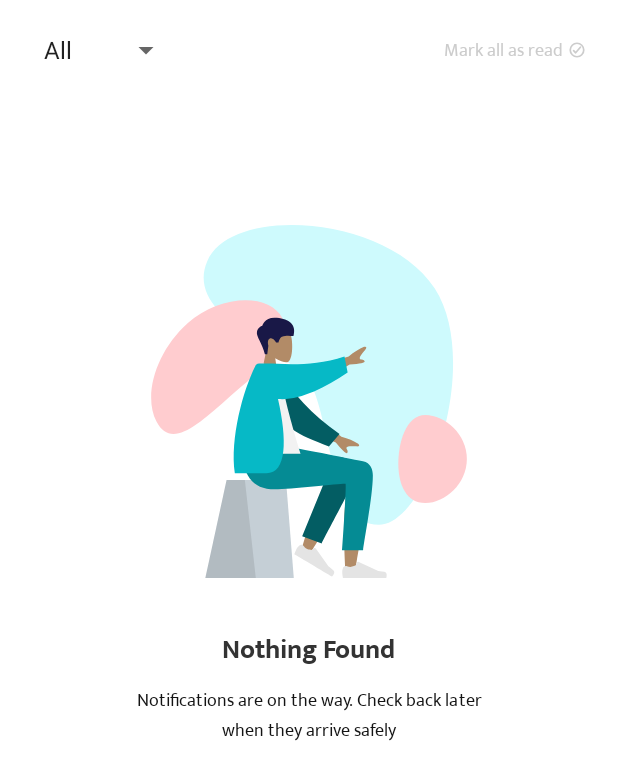
After one commit to marawanxmamdouh/alc-MMSystem-admin, an Android app: the layout fragment_notifications_empty.xml on its own in the app's theme, with its tools: preview values and no code run, on a phone screen of 412 x 824 dp. The commit adds this screen. Shown: the top 780 px of the screen. Run offline under Robolectric (Android 15) with nearby library versions, the phone set to English and light mode, and no system bars.

Commit message:
Design for empty notifications screen

```diff
--- /dev/null
+++ b/app/src/main/res/drawable/empty_notification_background.xml
@@ -0,0 +1,71 @@
+<vector xmlns:android="http://schemas.android.com/apk/res/android"
+    android:width="211dp"
+    android:height="236dp"
+    android:viewportWidth="211"
+    android:viewportHeight="236">
+  <path
+      android:pathData="M37.44,24.09C53.69,-13.6 157.01,-6.7 188.8,42.23C220.59,91.16 184.26,199.86 151.69,199.86C119.12,199.86 119.12,126.47 105.69,104.92C92.27,83.36 21.19,61.78 37.44,24.09Z"
+      android:fillColor="#CEFAFD"
+      android:fillType="evenOdd"/>
+  <path
+      android:pathData="M3.65,130.97C12.86,148.68 29,135.33 49.75,116.81C70.5,98.29 96.8,80 87.59,62.29C78.38,44.58 45.29,46.85 24.54,65.37C3.79,83.89 -5.56,113.26 3.65,130.97Z"
+      android:fillColor="#FFCCCF"
+      android:fillType="evenOdd"/>
+  <path
+      android:pathData="M182.63,185.3C195.76,185.3 210.24,172.4 210.24,155.96C210.24,139.52 195.76,126.63 182.63,126.63C169.5,126.63 164.62,145.44 164.62,158.92C164.62,172.4 169.5,185.3 182.63,185.3Z"
+      android:fillColor="#FFCCCF"
+      android:fillType="evenOdd"/>
+  <path
+      android:pathData="M82.72,88.81C86.03,90.87 89.29,91.87 90.82,91.46C94.65,90.44 95.01,75.99 92.04,70.29C89.07,64.6 73.82,62.11 73.05,73.4C72.78,77.32 74.38,80.82 76.74,83.67L72.51,103.98H84.8L82.72,88.81Z"
+      android:fillColor="#B28B67"
+      android:fillType="evenOdd"/>
+  <path
+      android:pathData="M75.8,86.21C74.25,79.14 69.86,74.32 70.53,71.16C71.2,68 74.11,67.23 74.11,67.23C74.11,67.23 75.61,60.97 83.8,61.9C91.99,62.84 96.99,66.35 94.83,74.06C92.85,74.06 90.45,73.32 87.14,74.58C85.56,75.19 84.89,78.32 84.89,78.32H83.39C83.39,78.32 81.21,74.6 79.09,75.59C76.97,76.58 78.13,80.38 78.13,80.38L77.39,86.21H75.8Z"
+      android:fillColor="#191847"
+      android:fillType="evenOdd"/>
+  <path
+      android:pathData="M50.3,169.92H89.85L95.04,235.33H36.16L50.3,169.92Z"
+      android:fillColor="#C5CFD6"
+      android:fillType="evenOdd"/>
+  <path
+      android:pathData="M50.3,169.92H62.47L69.75,235.33H36.16L50.3,169.92Z"
+      android:fillColor="#000000"
+      android:fillAlpha="0.1"
+      android:fillType="evenOdd"/>
+  <path
+      android:pathData="M111.59,182.88C107.14,192.59 100.2,216.17 100.2,216.17L106.09,218.94C106.09,218.94 121.06,194.16 130.2,177.22C129.77,181.03 129.34,185.33 128.94,189.84C127.98,200.53 128.94,223.63 129.45,230.31C129.77,234.5 135.3,233.62 135.82,230.3C135.9,229.73 136.26,227.76 136.79,224.8C139.4,210.33 146.23,172.46 146.24,163.19C146.24,159.46 139.17,156.1 134.95,158.71C132.05,155.53 126.57,153.7 123.42,158.96C121.42,162.3 116.66,171.79 111.59,182.88Z"
+      android:fillColor="#B28B67"
+      android:fillType="evenOdd"/>
+  <path
+      android:pathData="M100.62,207.44L120.86,158.04C125.71,150.01 139.3,159.68 137.65,164.34C133.89,174.92 114.8,209.17 113.68,212.33L100.62,207.44Z"
+      android:fillColor="#035D63"
+      android:fillType="evenOdd"/>
+  <path
+      android:pathData="M101.61,214.07C100.9,213.17 99.61,212.94 98.78,213.71C98.08,214.36 97.35,215.11 97.03,215.67C96.34,216.91 95.41,219.52 95.41,219.52C96.8,220.34 120.42,234.39 120.42,234.39C120.42,234.39 123.26,231.65 121.31,230.14C119.35,228.62 118.08,227.58 118.08,227.58L109.72,215.72C109.4,215.26 108.79,215.17 108.36,215.51L106.93,216.65C106.93,216.65 104.46,216.42 103.25,215.7C102.73,215.39 102.12,214.73 101.61,214.07Z"
+      android:fillColor="#E4E4E4"
+      android:fillType="evenOdd"/>
+  <path
+      android:pathData="M130.48,227.43C129.43,227.01 128.2,227.47 127.85,228.57C127.56,229.49 127.29,230.51 127.29,231.16C127.29,232.59 127.76,235.33 127.76,235.33C129.36,235.33 156.63,235.33 156.63,235.33C156.63,235.33 157.76,231.5 155.33,231.19C152.91,230.88 151.3,230.64 151.3,230.64L138.3,224.67C137.81,224.44 137.23,224.68 137.02,225.19L136.34,226.91C136.34,226.91 134.09,227.99 132.69,227.99C132.09,227.99 131.24,227.73 130.48,227.43Z"
+      android:fillColor="#E4E4E4"
+      android:fillType="evenOdd"/>
+  <path
+      android:pathData="M147.66,166.98C147.66,181 141.2,213.69 141.19,216.77L127.29,216.78C127.29,216.78 130.35,173.03 129.46,172.56C128.57,172.09 93.08,176.21 82.44,176.21C67.09,176.21 60.74,166.24 60.22,147.77H90.63C96.82,148.45 129.11,155.16 141.1,157.46C146.24,158.45 147.66,163.12 147.66,166.98Z"
+      android:fillColor="#058B94"
+      android:fillType="evenOdd"/>
+  <path
+      android:pathData="M131.57,87.61L112.17,93.61L117.12,102.12L132.21,92.97C139.26,92.54 142.58,91.82 142.2,90.82C141.87,89.98 141.09,89.83 140.38,89.7C139.82,89.6 139.3,89.5 139.05,89.09C138.5,88.14 140.43,85.68 142.37,83.42C144.3,81.17 142.75,81.06 141.82,81.24C138.61,82.58 135.2,84.71 131.57,87.61ZM126.78,141.22L110.45,128.86L106.84,138.06L123.01,144.97C127.59,150.5 130.15,152.81 130.69,151.89C131.14,151.12 130.79,150.39 130.46,149.72C130.2,149.2 129.96,148.71 130.14,148.26C130.54,147.24 133.62,147.35 136.53,147.58C139.44,147.81 138.59,146.48 137.89,145.82C134.91,143.98 131.21,142.45 126.78,141.22Z"
+      android:fillColor="#B28B67"
+      android:fillType="evenOdd"/>
+  <path
+      android:pathData="M85.08,95.59C93.98,112.67 106.84,125.77 125.48,139.39L118.42,147.59C97.61,139.62 86.62,134.81 81.22,118.67C79.87,114.61 78.92,101.7 78.11,94.9L85.08,95.59Z"
+      android:fillColor="#035D63"
+      android:fillType="evenOdd"/>
+  <path
+      android:pathData="M60.22,152.51H99.65C99.65,152.51 86.25,110.42 85.96,94.74C85.95,94.2 84.99,93.26 84.57,93.39C79.93,94.74 74.65,92.38 74.65,92.38C65.3,107.86 62.07,126.93 60.22,152.51Z"
+      android:fillColor="#F2F2F2"
+      android:fillType="evenOdd"/>
+  <path
+      android:pathData="M84.53,116C90.69,143.22 90.41,165.49 76.81,165.49H55.79C52.46,142.38 61.23,110.32 69.36,94.16C69.67,93.54 70.34,92.38 71.89,92.38H78C78,92.39 78.01,92.4 78.01,92.4C79.85,92.42 81.87,92.49 84.06,92.56C95.35,92.95 111.08,93.49 128.79,87.63L130.88,98.38C114.9,108.97 98.71,117.17 84.53,116Z"
+      android:fillColor="#06B9C6"
+      android:fillType="evenOdd"/>
+</vector>
--- /dev/null
+++ b/app/src/main/res/drawable/ic_check.xml
@@ -0,0 +1,19 @@
+<vector xmlns:android="http://schemas.android.com/apk/res/android"
+    android:width="12dp"
+    android:height="12dp"
+    android:viewportWidth="16"
+    android:viewportHeight="16"
+    android:tint="@color/mms_black_2">
+  <path
+      android:pathData="M14,8C14,4.688 11.313,2 8,2C4.688,2 2,4.688 2,8C2,11.313 4.688,14 8,14C11.313,14 14,11.313 14,8Z"
+      android:strokeWidth="1.5"
+      android:fillColor="#00000000"
+      android:strokeColor="#FF000000"/>
+  <path
+      android:pathData="M11,5.5L6.8,10.5L5,8.5"
+      android:strokeLineJoin="round"
+      android:strokeWidth="1.5"
+      android:fillColor="#00000000"
+      android:strokeColor="#FF000000"
+      android:strokeLineCap="round"/>
+</vector>
--- /dev/null
+++ b/app/src/main/res/layout/fragment_notifications_empty.xml
@@ -0,0 +1,69 @@
+<?xml version="1.0" encoding="utf-8"?>
+<androidx.constraintlayout.widget.ConstraintLayout xmlns:android="http://schemas.android.com/apk/res/android"
+    xmlns:app="http://schemas.android.com/apk/res-auto"
+    android:layout_width="match_parent"
+    android:layout_height="match_parent">
+
+    <ImageView
+        android:id="@+id/image_empty_notification"
+        android:layout_width="wrap_content"
+        android:layout_height="wrap_content"
+        android:layout_marginTop="150dp"
+        app:layout_constraintEnd_toEndOf="parent"
+        app:layout_constraintStart_toStartOf="parent"
+        app:layout_constraintTop_toTopOf="parent"
+        app:srcCompat="@drawable/empty_notification_background" />
+
+    <TextView
+        android:id="@+id/tv_01"
+        android:layout_width="wrap_content"
+        android:layout_height="wrap_content"
+        android:layout_marginTop="32dp"
+        android:fontFamily="@font/mukta_bold"
+        android:text="Nothing Found"
+        android:textColor="@color/mms_black_2"
+        android:textSize="18sp"
+        app:layout_constraintEnd_toEndOf="parent"
+        app:layout_constraintStart_toStartOf="parent"
+        app:layout_constraintTop_toBottomOf="@+id/image_empty_notification" />
+
+    <TextView
+        android:id="@+id/tv_02"
+        android:layout_width="243dp"
+        android:layout_height="wrap_content"
+        android:layout_marginTop="8dp"
+        android:fontFamily="@font/mukta_regular"
+        android:text="Notifications are on the way. Check back later when they arrive safely"
+        android:textAlignment="center"
+        android:textColor="@color/mms_black_1"
+        android:textSize="12sp"
+        app:layout_constraintEnd_toEndOf="parent"
+        app:layout_constraintStart_toStartOf="parent"
+        app:layout_constraintTop_toBottomOf="@+id/tv_01" />
+
+    <Spinner
+        android:id="@+id/spinner_notifications"
+        android:layout_width="100dp"
+        android:layout_height="wrap_content"
+        android:layout_marginStart="21dp"
+        android:layout_marginTop="21dp"
+        android:entries="@array/filter_notifications"
+        app:layout_constraintStart_toStartOf="parent"
+        app:layout_constraintTop_toTopOf="parent" />
+
+    <TextView
+        android:id="@+id/tv_all_read"
+        android:layout_width="wrap_content"
+        android:layout_height="wrap_content"
+        android:layout_marginEnd="21dp"
+        android:drawablePadding="3dp"
+        android:fontFamily="@font/mukta_regular"
+        android:text="Mark all as read"
+        android:textColor="#CCCCCC"
+        android:textSize="12sp"
+        app:drawableEndCompat="@drawable/ic_check"
+        app:drawableTint="#CCCCCC"
+        app:layout_constraintBottom_toBottomOf="@+id/spinner_notifications"
+        app:layout_constraintEnd_toEndOf="parent"
+        app:layout_constraintTop_toTopOf="@+id/spinner_notifications" />
+</androidx.constraintlayout.widget.ConstraintLayout>
--- a/app/src/main/res/values/strings.xml
+++ b/app/src/main/res/values/strings.xml
@@ -44,4 +44,10 @@
     <string name="certificates">Certificates</string>
     <string name="image_certificate_content_description">Mentor Manager Certificate</string>
 
+    <!--    String resource for Notifications Spinner      -->
+    <string-array name="filter_notifications">
+        <item>All</item>
+        <item>Mentor</item>
+        <item>Admin</item>
+    </string-array>
 </resources>
```
